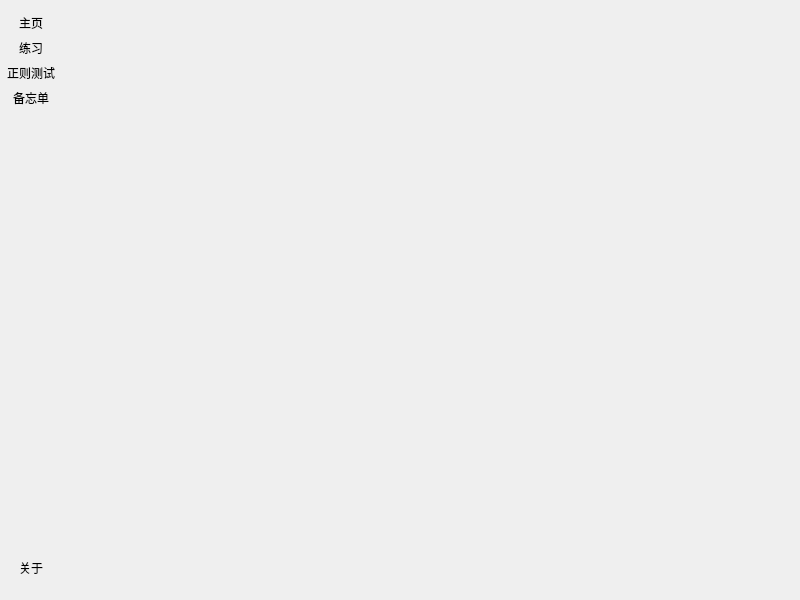
This is src/mainwindow.ui in CodingRookie98/RegexLearning as Qt 5 draws it before an edit. The edited form follows.
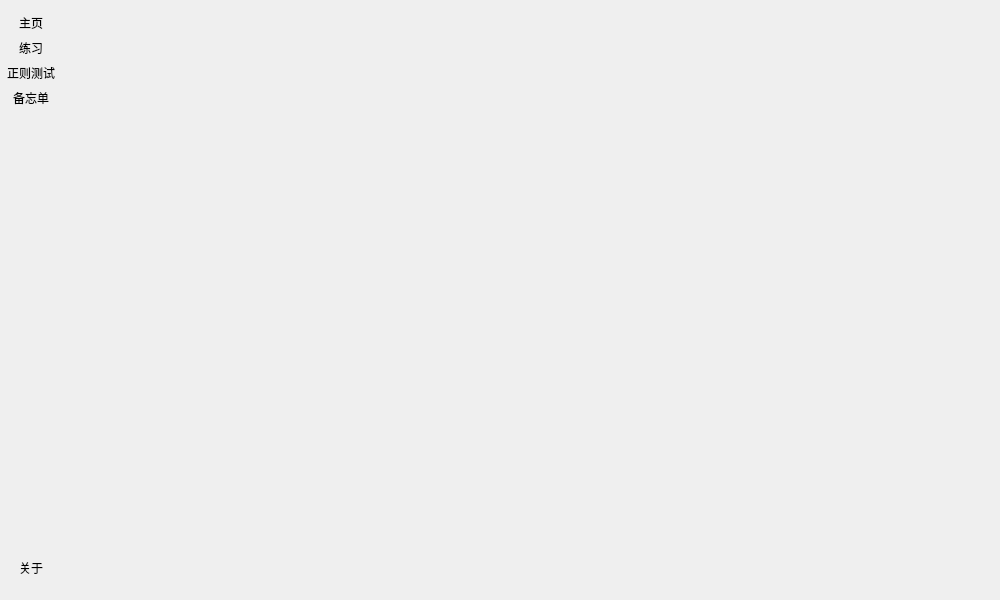
This is the edited form. Icons and pictures are not drawn.

Commit message: 修改窗口显示的最小宽度

The edit to the form file:
```diff
--- a/src/mainwindow.ui
+++ b/src/mainwindow.ui
@@ -6,10 +6,22 @@
    <rect>
     <x>0</x>
     <y>0</y>
-    <width>800</width>
+    <width>1000</width>
     <height>600</height>
    </rect>
   </property>
+  <property name="sizePolicy">
+   <sizepolicy hsizetype="Preferred" vsizetype="Preferred">
+    <horstretch>0</horstretch>
+    <verstretch>0</verstretch>
+   </sizepolicy>
+  </property>
+  <property name="minimumSize">
+   <size>
+    <width>1000</width>
+    <height>0</height>
+   </size>
+  </property>
   <property name="windowTitle">
    <string>Regex Learning</string>
   </property>
```
